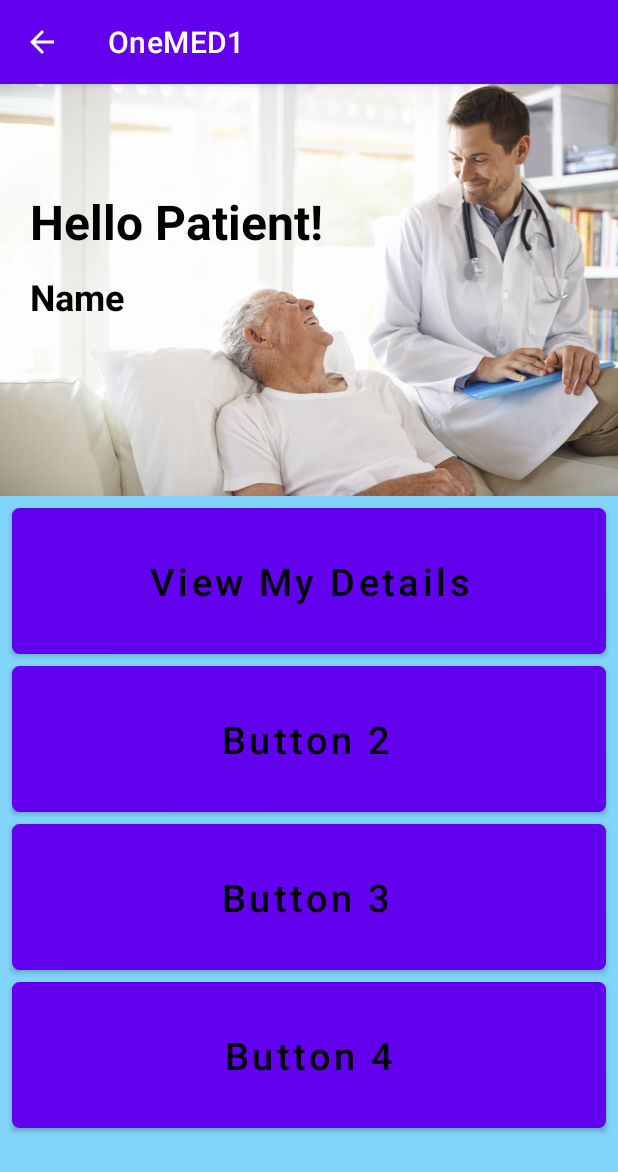
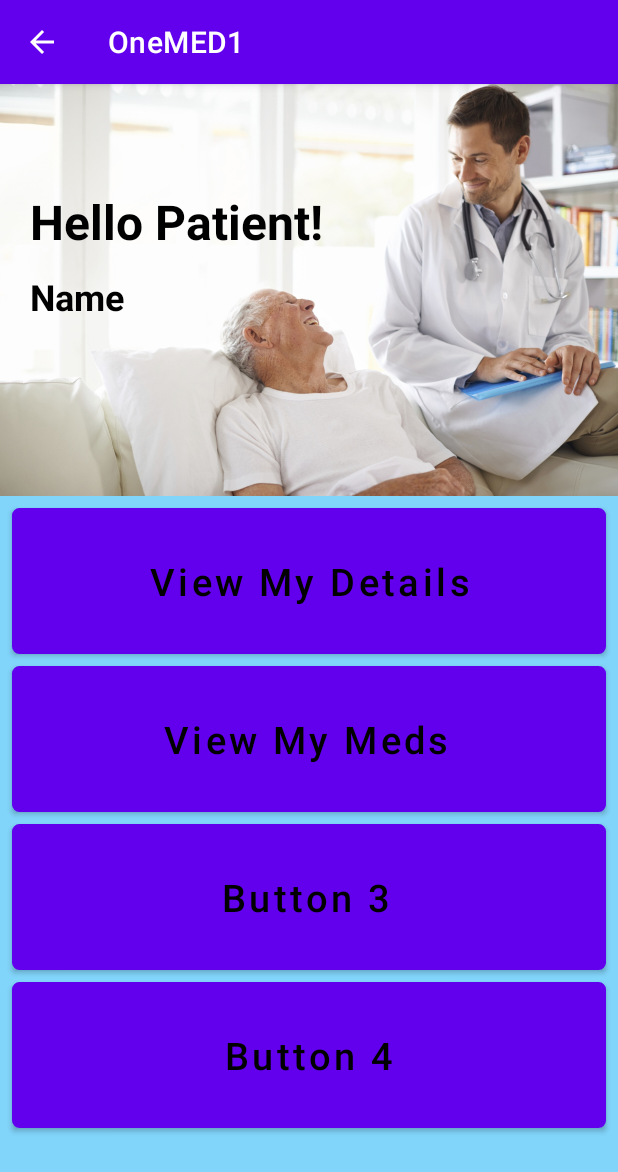
Before and after one commit to nirmal700/OneMED1, an Android app: the Homepage_Patient screen opened directly, with no data from a screen before it, on a phone screen of 412 x 824 dp. Shown: the top 1172 px of the screen. Run offline under Robolectric (Android 15) with nearby library versions, the light colour scheme and no system bars; our stand-ins replace Firebase (no records; nobody signed in at launch, a user with empty details on screens opened directly).

Commit message:
Prescription Chnages
All the prescription works has been done

```diff
--- a/app/src/main/AndroidManifest.xml
+++ b/app/src/main/AndroidManifest.xml
@@ -12,7 +12,8 @@
         android:roundIcon="@mipmap/ic_launcher_round"
         android:supportsRtl="true"
         android:theme="@style/Theme.OneMED1">
-        <activity android:name=".Prescription_Recycler"></activity>
+        <activity android:name=".Prescription_Patient_Recycler"></activity>
+        <activity android:name=".Prescription_Recycler" />
         <activity android:name=".ViewMyDetailsPatient" />
         <activity android:name=".Add_Prescription_Organisation" />
         <activity
--- a/app/src/main/java/com/example/onemed1/Homepage_Patient.java
+++ b/app/src/main/java/com/example/onemed1/Homepage_Patient.java
@@ -22,7 +22,7 @@ import java.util.Map;
 
 public class Homepage_Patient extends AppCompatActivity {
     TextView textView;
-    Button mViewmydetails;
+    Button mViewmydetails,mViewMyMeds;
     String Name="",Pid="",mPid="",mName="";
     private FirebaseDatabase mDatabase;
     private DatabaseReference mRef;
@@ -35,6 +35,7 @@ public class Homepage_Patient extends AppCompatActivity {
         mDatabase = FirebaseDatabase.getInstance();
         mRef = mDatabase.getReference("Login Info");
         textView = findViewById(R.id.text_view_name);
+        mViewMyMeds=findViewById(R.id.ViewMyMeds);
         mViewmydetails = findViewById(R.id.ViewMyDetails);
         Intent intent = getIntent();
         String email = intent.getStringExtra(MainActivity.USER_MAIL);
@@ -67,6 +68,14 @@ public class Homepage_Patient extends AppCompatActivity {
 
             }
         });
+        mViewMyMeds.setOnClickListener(new View.OnClickListener() {
+            @Override
+            public void onClick(View v) {
+                Intent intent = new Intent(Homepage_Patient.this, Prescription_Patient_Recycler.class);
+                intent.putExtra(USER_PATIENT,Pid);
+                startActivity(intent);
+            }
+        });
 
     }
 }
--- a/app/src/main/res/layout/activity_homepage_patient.xml
+++ b/app/src/main/res/layout/activity_homepage_patient.xml
@@ -62,7 +62,7 @@
             android:textSize="25sp" />
 
         <Button
-            android:id="@+id/Button2"
+            android:id="@+id/ViewMyMeds"
             android:layout_width="match_parent"
             android:layout_height="wrap_content"
             android:layout_below="@id/ViewMyDetails"
@@ -76,7 +76,7 @@
             android:paddingTop="25dp"
             android:paddingEnd="12dp"
             android:paddingBottom="25dp"
-            android:text="Button 2"
+            android:text="View My Meds"
             android:textAllCaps="false"
             android:textColor="@android:color/black"
             android:textSize="25sp" />
@@ -86,7 +86,7 @@
             android:id="@+id/Button3"
             android:layout_width="match_parent"
             android:layout_height="wrap_content"
-            android:layout_below="@id/Button2"
+            android:layout_below="@id/ViewMyMeds"
             android:layout_marginStart="8dp"
             android:layout_marginEnd="8dp"
             android:layout_marginBottom="8dp"
--- a/app/src/main/res/layout/activity_prescription_recycler.xml
+++ b/app/src/main/res/layout/activity_prescription_recycler.xml
@@ -56,7 +56,7 @@
         android:gravity="center"
         android:padding="11dp"
         android:text="fetch"
-        app:layout_constraintBottom_toTopOf="@+id/recyclerView"
+        app:layout_constraintBottom_toTopOf="@+id/RecyclerView"
         app:layout_constraintStart_toStartOf="@+id/editTextPatientId"
         app:layout_constraintTop_toBottomOf="@+id/editTextPatientId" />
 
```
Also changed, not shown: app/src/main/java/com/example/onemed1/Prescription_Patient_Recycler.java (added, +61 -0 lines), app/src/main/res/layout/activity_prescription_patient_recycler.xml (added, +22 -0 lines).
